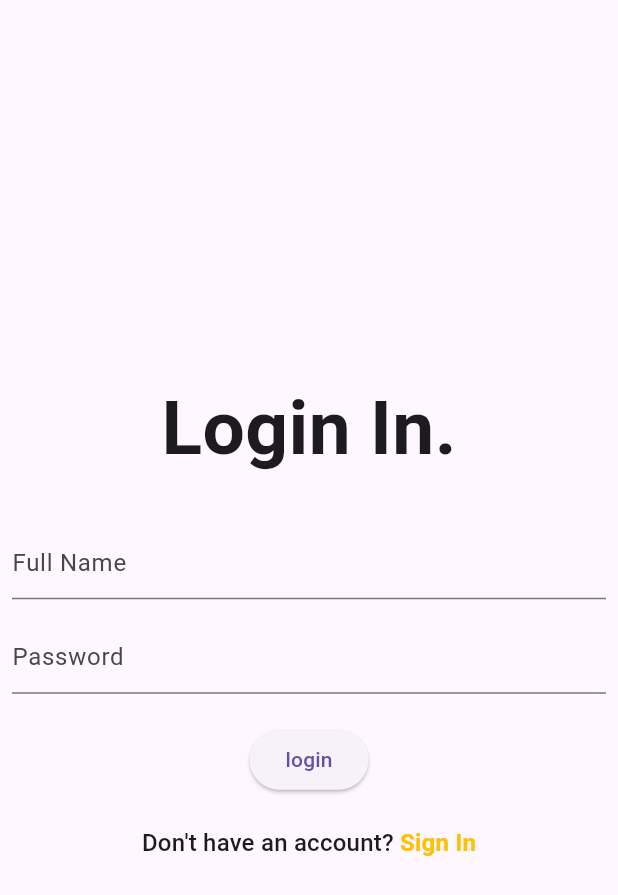
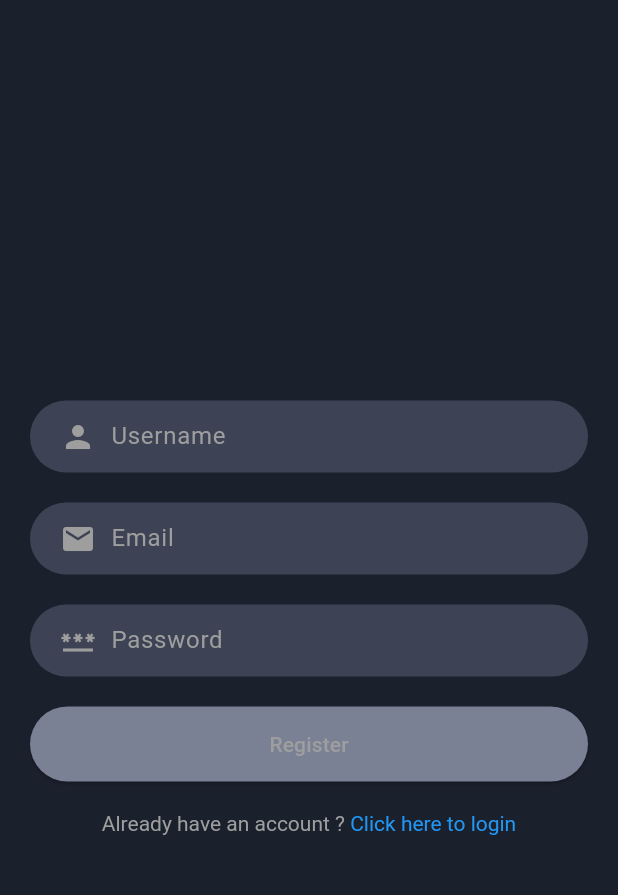
Before and after one commit to MuhadJasiR/MessagingApp, a Flutter app: the screen it shows after launch, on a phone screen of 412 x 824 dp. Shown: the top 895 px of the screen. Run offline on Flutter 3.47's test engine with Material 3 defaults, Android fonts, the phone set to English and light mode, and no system bars; our stand-ins replace file_picker, google_fonts, just_audio, open_file, popover, share_plus and 1 more; missing offline and left inert: audio_waveforms.

Commit message:
getting started the ui messaging and register completed

```diff
--- a/lib/core/theme.dart
+++ b/lib/core/theme.dart
@@ -1,4 +1,13 @@
 import 'package:flutter/material.dart';
+import 'package:google_fonts/google_fonts.dart';
+
+class FontSize {
+  static const small = 12.0;
+  static const standard = 14.0;
+  static const standardUp = 16.0;
+  static const medium = 20.0;
+  static const large = 28.0;
+}
 
 class DefaultColors {
   static const Color blackColor = Colors.black;
@@ -14,4 +23,30 @@ class DefaultColors {
   static Color blueColor100 = Colors.blue.shade100;
   static Color blueColor50 = Colors.blue.shade50;
   static Color blueColor = Colors.blue;
+  //------------------------------------//
+  static const Color greyText = Color(0xFFB3B9C9);
+  static const Color whiteText = Color(0xFFFFFFFF);
+  static const Color senderMessage = Color(0xFF7A8194);
+  static const Color receiverMessage = Color(0xFF373E4E);
+  static const Color sentMessageInput = Color(0xFF3D4354);
+  static const Color messageListInput = Color(0xFF292F3F);
+  static const Color buttonColor = Color(0xFF7A8194);
 }
+
+class AppTheme {
+  static ThemeData get darkTheme {
+    return ThemeData(
+        primaryColor: Colors.white,
+        scaffoldBackgroundColor: const Color(0xFF1B202D),
+        textTheme: TextTheme(
+            titleMedium: GoogleFonts.alegreyaSans(),
+            titleLarge: GoogleFonts.alegreyaSans(
+                fontSize: FontSize.large, color: Colors.white),
+            bodySmall: GoogleFonts.alegreyaSans(
+                fontSize: FontSize.standardUp, color: Colors.white),
+            bodyMedium: GoogleFonts.alegreyaSans(
+                fontSize: FontSize.standard, color: Colors.white),
+            bodyLarge: GoogleFonts.alegreyaSans(
+                fontSize: FontSize.standardUp, color: Colors.white)));
+  }
+}
--- a/lib/main.dart
+++ b/lib/main.dart
@@ -1,9 +1,10 @@
-import 'package:chat_app/presentation/home/splash_screen.dart';
-import 'package:chat_app/presentation/provider/chat_provider.dart';
-import 'package:chat_app/presentation/provider/record_provider.dart';
-
+import 'package:chat_app/chat_page.dart';
+import 'package:chat_app/core/theme.dart';
+import 'package:chat_app/message_page.dart';
+import 'package:chat_app/presentation/home/home_screen.dart';
+import 'package:chat_app/register_page.dart';
+import 'package:chat_app/sample.dart';
 import 'package:flutter/material.dart';
-import 'package:provider/provider.dart';
 
 void main() {
   runApp(const MyApp());
@@ -14,13 +15,9 @@ class MyApp extends StatelessWidget {
 
   @override
   Widget build(BuildContext context) {
-    return MultiProvider(providers: [
-      ChangeNotifierProvider(
-        create: (context) => RecordProvider(),
-      ),
-      ChangeNotifierProvider(
-        create: (context) => ChatProvider(),
-      ),
-    ], child: MaterialApp(theme: ThemeData(), home: const SplashScreen()));
+    return MaterialApp(
+      theme: AppTheme.darkTheme,
+      home: RegisterPage(),
+    );
   }
 }
--- /dev/null
+++ b/lib/register_page.dart
@@ -0,0 +1,96 @@
+import 'package:chat_app/core/const_size.dart';
+import 'package:chat_app/core/theme.dart';
+import 'package:flutter/material.dart';
+
+class RegisterPage extends StatelessWidget {
+  const RegisterPage({super.key});
+
+  @override
+  Widget build(BuildContext context) {
+    final TextEditingController usernameController = TextEditingController();
+    final TextEditingController emailController = TextEditingController();
+    final TextEditingController passwordController = TextEditingController();
+
+    return Scaffold(
+      body: Center(
+        child: Padding(
+          padding: const EdgeInsets.all(20),
+          child: Column(
+            spacing: 20,
+            mainAxisAlignment: MainAxisAlignment.center,
+            crossAxisAlignment: CrossAxisAlignment.center,
+            children: [
+              _buildTextInput("Username", Icons.person, usernameController),
+              _buildTextInput("Email", Icons.mail, emailController),
+              _buildTextInput("Password", Icons.password, passwordController,
+                  isPassword: true),
+              _buildRegisterButton(),
+              _buildLoginPrompt()
+            ],
+          ),
+        ),
+      ),
+    );
+  }
+
+  GestureDetector _buildLoginPrompt() {
+    return GestureDetector(
+      onTap: () {},
+      child: RichText(
+          text: const TextSpan(
+              text: "Already have an account ? ",
+              style: TextStyle(color: Colors.grey),
+              children: [
+            TextSpan(
+                text: "Click here to login",
+                style: TextStyle(color: Colors.blue))
+          ])),
+    );
+  }
+
+  ElevatedButton _buildRegisterButton() {
+    return ElevatedButton(
+      onPressed: () {},
+      style: ElevatedButton.styleFrom(
+          minimumSize: const Size(double.infinity, 30),
+          backgroundColor: DefaultColors.buttonColor,
+          shape:
+              RoundedRectangleBorder(borderRadius: BorderRadius.circular(25)),
+          padding: const EdgeInsets.symmetric(vertical: 15)),
+      child: const Text(
+        "Register",
+        style: TextStyle(color: Colors.grey),
+      ),
+    );
+  }
+
+  Container _buildTextInput(
+      String hint, IconData icon, TextEditingController controller,
+      {bool isPassword = false}) {
+    return Container(
+      padding: const EdgeInsets.symmetric(horizontal: 20),
+      decoration: BoxDecoration(
+          color: DefaultColors.sentMessageInput,
+          borderRadius: BorderRadius.circular(25)),
+      child: Row(
+        children: [
+          Icon(
+            icon,
+            color: Colors.grey,
+          ),
+          kWidth(10),
+          Expanded(
+              child: TextField(
+            style: const TextStyle(color: Colors.white),
+            controller: controller,
+            obscureText: isPassword,
+            decoration: InputDecoration(
+                hintText: hint,
+                hintStyle: const TextStyle(color: Colors.grey),
+                border: InputBorder.none),
+          )),
+        ],
+      ),
+    );
+  }
+}
--- a/pubspec.yaml
+++ b/pubspec.yaml
@@ -46,6 +46,7 @@ dependencies:
   file_picker: ^8.1.7
   provider: ^6.1.2
   open_file: ^3.5.10
+  google_fonts: ^6.2.1
 dev_dependencies:
   flutter_test:
     sdk: flutter
```
Also changed, not shown: lib/chat_page.dart (added, +115 -0 lines), lib/message_page.dart (added, +107 -0 lines), lib/sample.dart (added), pubspec.lock, 4 other files.
